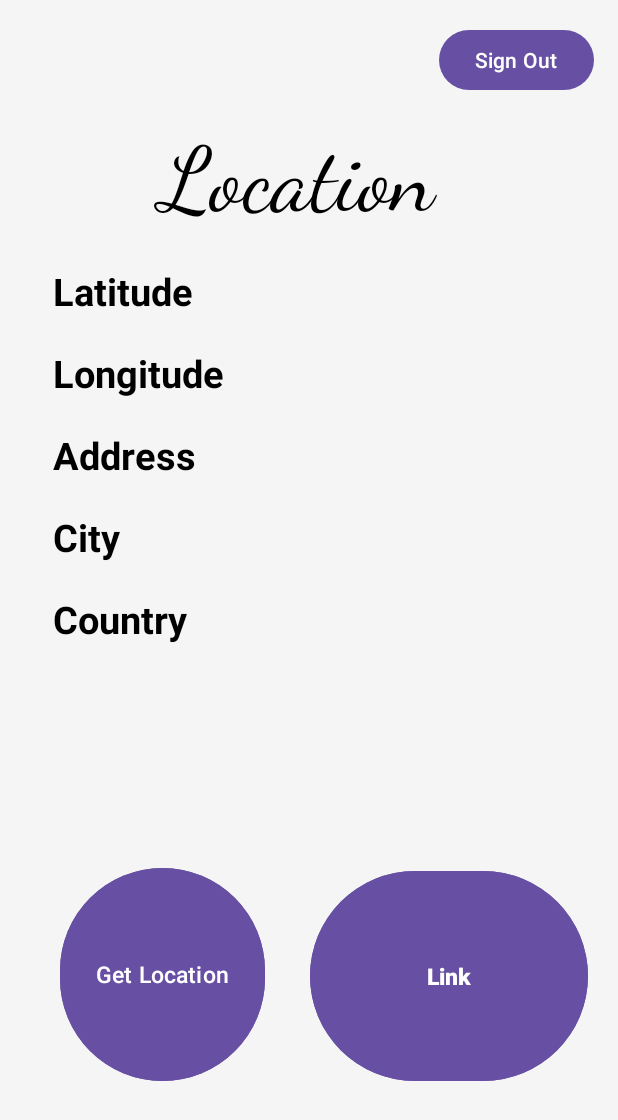
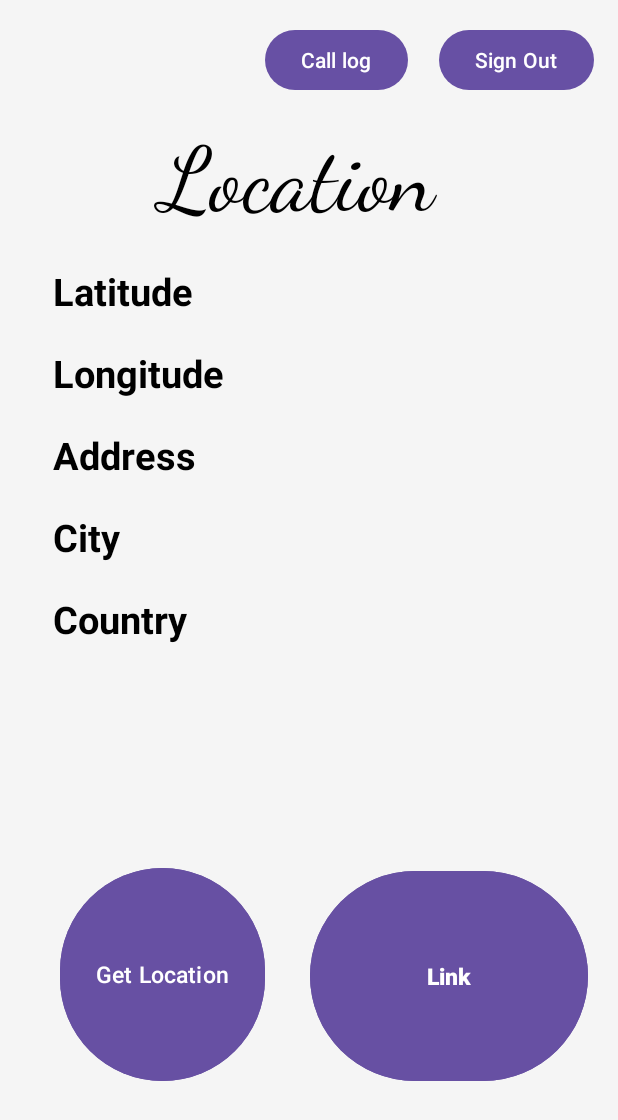
Before and after one commit to mgaditya-er/OTP_Auth_App_Session_Management, an Android app: the screen it shows after launch once a user with an empty profile is signed in (HomeActivity), on a phone screen of 412 x 824 dp. Shown: the top 1120 px of the screen. Run offline under Robolectric (Android 15) with nearby library versions, the phone set to English and light mode, and no system bars; our stand-ins replace Firebase (no records; nobody signed in at launch, a user with empty details on screens opened directly).

Commit message:
Reading Missed call logs Done

```diff
--- a/app/src/main/java/com/example/otpapp/HomeActivity.java
+++ b/app/src/main/java/com/example/otpapp/HomeActivity.java
@@ -35,7 +35,7 @@ import java.util.Locale;
 
 public class HomeActivity extends AppCompatActivity {
     FirebaseAuth mAuth;
-    Button signout,btnlink;
+    Button signout,btnlink,btncalllog;
 
     FusedLocationProviderClient fusedLocationProviderClient;
     TextView lattitude,longitude,address,city,country;
@@ -58,6 +58,14 @@ public class HomeActivity extends AppCompatActivity {
         getlocation = findViewById(R.id.getLocation);
         fusedLocationProviderClient = LocationServices.getFusedLocationProviderClient(this);
         btnlink = findViewById(R.id.goToMap);
+        btncalllog = findViewById(R.id.calllog);
+        btncalllog.setOnClickListener(new View.OnClickListener() {
+            @Override
+            public void onClick(View v) {
+                startActivity(new Intent(HomeActivity.this,CalllogActivity.class));
+
+            }
+        });
 
         getlocation.setOnClickListener(new View.OnClickListener() {
             @Override
--- a/app/src/main/res/layout/activity_home.xml
+++ b/app/src/main/res/layout/activity_home.xml
@@ -21,6 +21,17 @@
 
 
     <!-- Location Tutorial Fields -->
+
+    <Button
+        android:id="@+id/calllog"
+        android:layout_width="wrap_content"
+        android:layout_height="wrap_content"
+        android:layout_alignParentTop="true"
+        android:layout_alignParentEnd="true"
+        android:layout_marginTop="16dp"
+        android:layout_marginEnd="140dp"
+        android:text="Call log" />
+
     <TextView
         android:id="@+id/heading"
         android:layout_width="match_parent"
```
Also changed, not shown: app/src/main/AndroidManifest.xml (+9 -2 lines), app/src/main/java/com/example/otpapp/CalllogActivity.java (added, +87 -0 lines), app/src/main/res/layout/activity_calllog.xml (added, +29 -0 lines).
